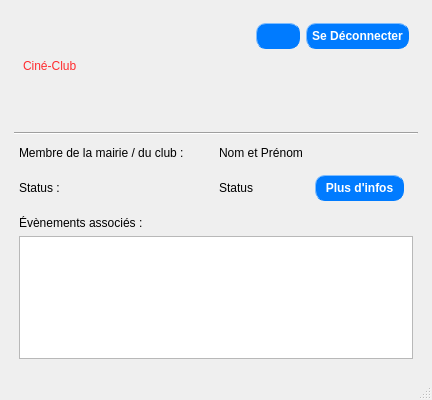
The window that UI/UIs/member_window.ui (CGHoussem/CinemaClubEventsManagement) describes before a commit, drawn with Qt 5.
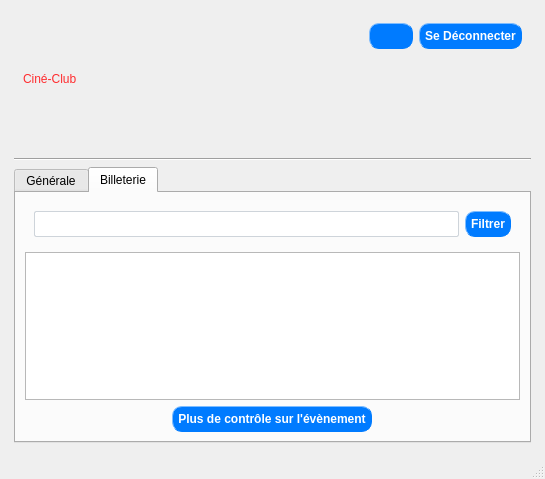
The same window after the commit.

What changed in the file:
```diff
--- a/UI/UIs/member_window.ui
+++ b/UI/UIs/member_window.ui
@@ -7,8 +7,8 @@
    <rect>
     <x>0</x>
     <y>0</y>
-    <width>432</width>
-    <height>400</height>
+    <width>545</width>
+    <height>479</height>
    </rect>
   </property>
   <property name="windowTitle">
@@ -44,7 +44,7 @@
 	background-color: #138496;
 	border-color: #117a8b;
 }
-QLineEdit {
+QLineEdit, QTableWidget{
 	color: #495057;
 	background-color: #fff;
 	border: 1px solid #ced4da;
@@ -154,6 +154,16 @@
        </widget>
       </item>
       <item>
+       <widget class="QTabWidget" name="tabWidget">
+        <property name="currentIndex">
+         <number>1</number>
+        </property>
+        <widget class="QWidget" name="tab">
+         <attribute name="title">
+          <string>Générale</string>
+         </attribute>
+         <layout class="QGridLayout" name="gridLayout">
+          <item row="0" column="0">
        <layout class="QGridLayout" name="form_grid" rowstretch="0,0,0,0" columnstretch="0,0">
         <property name="leftMargin">
          <number>5</number>
@@ -224,10 +234,44 @@
           </property>
          </widget>
         </item>
-        <item row="3" column="0" colspan="2">
-         <widget class="QListWidget" name="events_list_widget"/>
-        </item>
-       </layout>
+           </layout>
+          </item>
+         </layout>
+        </widget>
+        <widget class="QWidget" name="billeterieTab">
+         <attribute name="title">
+          <string>Billeterie</string>
+         </attribute>
+         <layout class="QVBoxLayout" name="verticalLayout">
+          <item>
+           <widget class="QWidget" name="widget_2" native="true">
+            <layout class="QHBoxLayout" name="horizontalLayout_3">
+             <item>
+              <widget class="QLineEdit" name="billeterie_event_name_edit"/>
+             </item>
+             <item>
+              <widget class="QPushButton" name="billeterie_filter_btn">
+               <property name="text">
+                <string>Filtrer</string>
+               </property>
+              </widget>
+             </item>
+            </layout>
+           </widget>
+          </item>
+          <item>
+           <widget class="QListWidget" name="billeterie_list_widget"/>
+          </item>
+          <item alignment="Qt::AlignHCenter">
+           <widget class="QPushButton" name="billeterie_event_btn">
+            <property name="text">
+             <string>Plus de contrôle sur l'évènement</string>
+            </property>
+           </widget>
+          </item>
+         </layout>
+        </widget>
+       </widget>
       </item>
      </layout>
     </item>
```
Left out of the diff: 19 changed lines with no effect on the pictures. Lines whose indentation alone changed are shown as unchanged.
